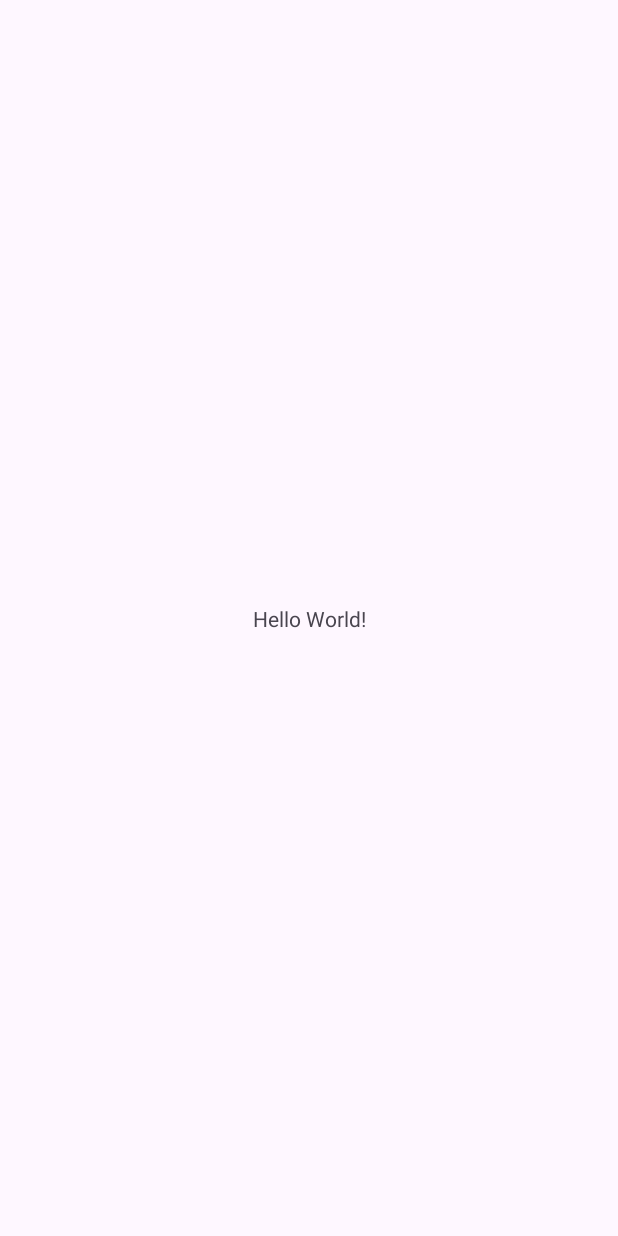
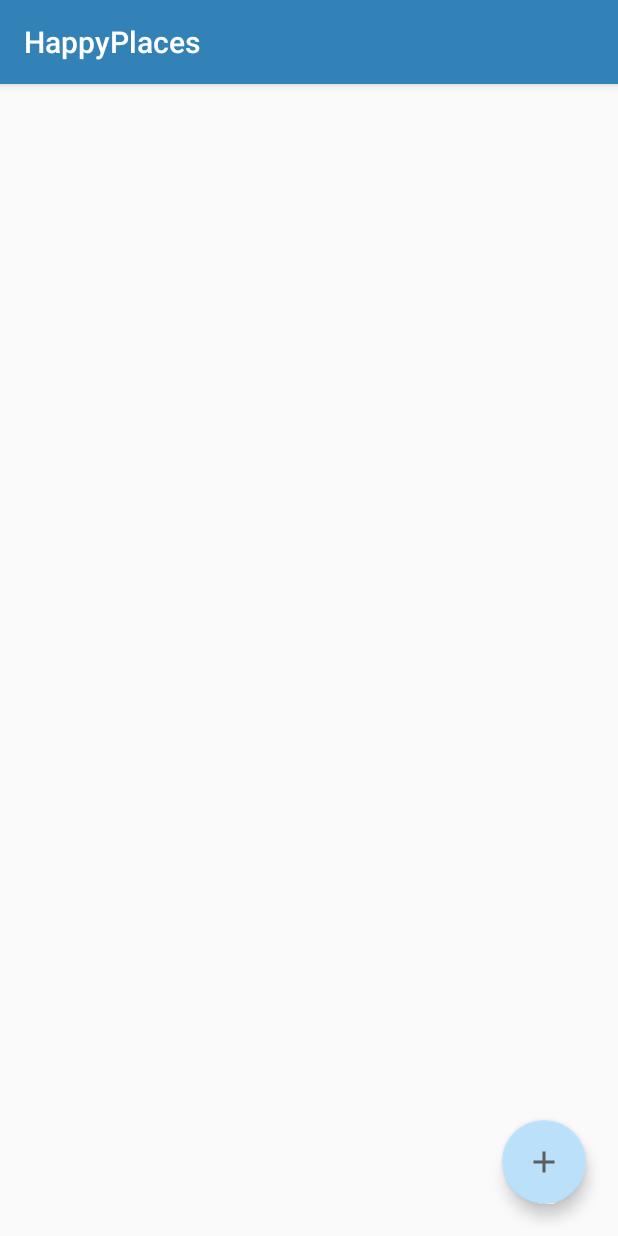
Before and after one commit to PrathB/HappyPlaces, an Android app: the screen it shows after launch (MainActivity), on a phone screen of 412 x 824 dp. Before the commit the screen is almost empty. Run offline under Robolectric (Android 15) with nearby library versions, the phone set to English and light mode, and no system bars.

Commit message:
Created UI of Add Happy Place Activity

```diff
--- a/app/src/main/java/com/test/happyplaces/MainActivity.kt
+++ b/app/src/main/java/com/test/happyplaces/MainActivity.kt
@@ -1,11 +1,21 @@
 package com.test.happyplaces
 
+import android.content.Intent
+import android.os.Bundle
 import androidx.appcompat.app.AppCompatActivity
-import android.os.Bundle
+import com.test.happyplaces.databinding.ActivityMainBinding
 
 class MainActivity : AppCompatActivity() {
+    private var binding : ActivityMainBinding? = null
     override fun onCreate(savedInstanceState: Bundle?) {
         super.onCreate(savedInstanceState)
-        setContentView(R.layout.activity_main)
+        binding = ActivityMainBinding.inflate(layoutInflater)
+        setContentView(binding?.root)
+
+        binding?.fabAddHappyPlace?.setOnClickListener{
+            val intent = Intent(this,AddHappyPlaceActivity::class.java)
+            startActivity(intent)
+        }
+
     }
 }
--- /dev/null
+++ b/app/src/main/res/drawable/baseline_add_24.xml
@@ -0,0 +1,5 @@
+<vector android:height="24dp" android:tint="#5C5C5C"
+    android:viewportHeight="24" android:viewportWidth="24"
+    android:width="24dp" xmlns:android="http://schemas.android.com/apk/res/android">
+    <path android:fillColor="@android:color/white" android:pathData="M19,13h-6v6h-2v-6H5v-2h6V5h2v6h6v2z"/>
+</vector>
--- /dev/null
+++ b/app/src/main/res/drawable/box_stroke_color.xml
@@ -0,0 +1,6 @@
+<?xml version="1.0" encoding="utf-8"?>
+<selector xmlns:android="http://schemas.android.com/apk/res/android">
+    <item android:color="@color/colorPrimary" android:state_focused="true"/>
+    <item android:color="@color/tilBoxColor"/>  <!-- unfocused -->
+
+</selector>
--- a/app/src/main/res/layout/activity_main.xml
+++ b/app/src/main/res/layout/activity_main.xml
@@ -1,18 +1,20 @@
 <?xml version="1.0" encoding="utf-8"?>
-<androidx.constraintlayout.widget.ConstraintLayout xmlns:android="http://schemas.android.com/apk/res/android"
+<FrameLayout xmlns:android="http://schemas.android.com/apk/res/android"
     xmlns:app="http://schemas.android.com/apk/res-auto"
     xmlns:tools="http://schemas.android.com/tools"
     android:layout_width="match_parent"
     android:layout_height="match_parent"
+    android:padding="5dp"
     tools:context=".MainActivity">
 
-    <TextView
+    <com.google.android.material.floatingactionbutton.FloatingActionButton
+        android:id="@+id/fabAddHappyPlace"
         android:layout_width="wrap_content"
         android:layout_height="wrap_content"
-        android:text="Hello World!"
-        app:layout_constraintBottom_toBottomOf="parent"
-        app:layout_constraintEnd_toEndOf="parent"
-        app:layout_constraintStart_toStartOf="parent"
-        app:layout_constraintTop_toTopOf="parent" />
+        android:layout_gravity="bottom|end"
+        android:layout_margin="@dimen/fab_margin"
+        android:backgroundTint="@color/colorAccent"
+        android:contentDescription="@string/add_image"
+        app:srcCompat="@drawable/baseline_add_24"/>
 
-</androidx.constraintlayout.widget.ConstraintLayout>
+</FrameLayout>
--- /dev/null
+++ b/app/src/main/res/values-night/colors.xml
@@ -0,0 +1,4 @@
+<?xml version="1.0" encoding="utf-8"?>
+<resources>
+    <color name="tilBoxColor">#ffffff</color>
+</resources>
--- a/app/src/main/res/values-night/themes.xml
+++ b/app/src/main/res/values-night/themes.xml
@@ -1,7 +1,15 @@
-<resources xmlns:tools="http://schemas.android.com/tools">
+<resources>
     <!-- Base application theme. -->
-    <style name="Base.Theme.HappyPlaces" parent="Theme.Material3.DayNight.NoActionBar">
-        <!-- Customize your dark theme here. -->
-        <!-- <item name="colorPrimary">@color/my_dark_primary</item> -->
+    <style name="Base.Theme.HappyPlaces" parent="Theme.AppCompat.DayNight.DarkActionBar">
+        <item name="colorPrimary">@color/colorPrimary</item>
+        <item name="colorPrimaryDark">@color/colorPrimaryDark</item>
+        <item name="colorAccent">@color/colorAccent</item>
+    </style>
+    <style name="CustomNoActionBarTheme" parent="@style/Theme.Material3.DayNight.NoActionBar">
+        <item name="android:statusBarColor">@color/colorPrimaryDark</item>
+    </style>
+    <style name="CustomToolbarStyle">
+        <item name="android:textColorPrimary">@color/white</item>
+        <item name="android:colorControlNormal">@color/white</item>
     </style>
 </resources>
--- a/app/src/main/res/values/colors.xml
+++ b/app/src/main/res/values/colors.xml
@@ -2,4 +2,10 @@
 <resources>
     <color name="black">#FF000000</color>
     <color name="white">#FFFFFFFF</color>
+    <color name="colorPrimary">#3282B8</color>
+    <color name="colorPrimaryDark">#0F4C75</color>
+    <color name="colorAccent">#BBE1FA</color>
+    <color name="primary_text_color">#000000</color>
+    <color name="secondary_text_color">#000000</color>
+    <color name="tilBoxColor">#000000</color>
 </resources>
--- a/app/src/main/res/values/themes.xml
+++ b/app/src/main/res/values/themes.xml
@@ -1,9 +1,16 @@
-<resources xmlns:tools="http://schemas.android.com/tools">
+<resources>
     <!-- Base application theme. -->
-    <style name="Base.Theme.HappyPlaces" parent="Theme.Material3.DayNight.NoActionBar">
-        <!-- Customize your light theme here. -->
-        <!-- <item name="colorPrimary">@color/my_light_primary</item> -->
+    <style name="Base.Theme.HappyPlaces" parent="Theme.AppCompat.DayNight.DarkActionBar">
+        <item name="colorPrimary">@color/colorPrimary</item>
+        <item name="colorPrimaryDark">@color/colorPrimaryDark</item>
+        <item name="colorAccent">@color/colorAccent</item>
     </style>
-
+    <style name="CustomNoActionBarTheme" parent="@style/Theme.Material3.DayNight.NoActionBar">
+        <item name="android:statusBarColor">@color/colorPrimaryDark</item>
+    </style>
+    <style name="CustomToolbarStyle">
+        <item name="android:textColorPrimary">@color/white</item>
+        <item name="android:colorControlNormal">@color/white</item>
+    </style>
     <style name="Theme.HappyPlaces" parent="Base.Theme.HappyPlaces" />
 </resources>
```
Also changed, not shown: app/build.gradle.kts (+8 -2 lines), app/src/main/AndroidManifest.xml (+7 -0 lines), app/src/main/java/com/test/happyplaces/AddHappyPlaceActivity.kt (added, +20 -0 lines), app/src/main/res/drawable/shape_button_rounded.xml (added, +9 -0 lines), app/src/main/res/drawable/shape_image_view_border.xml (added, +11 -0 lines), app/src/main/res/layout/activity_add_happy_place.xml (added, +170 -0 lines), app/src/main/res/values/dimens.xml (added, +19 -0 lines), app/src/main/res/values/strings.xml (+7 -0 lines), app/src/main/res/drawable/add_screen_image_placeholder.png (added).
